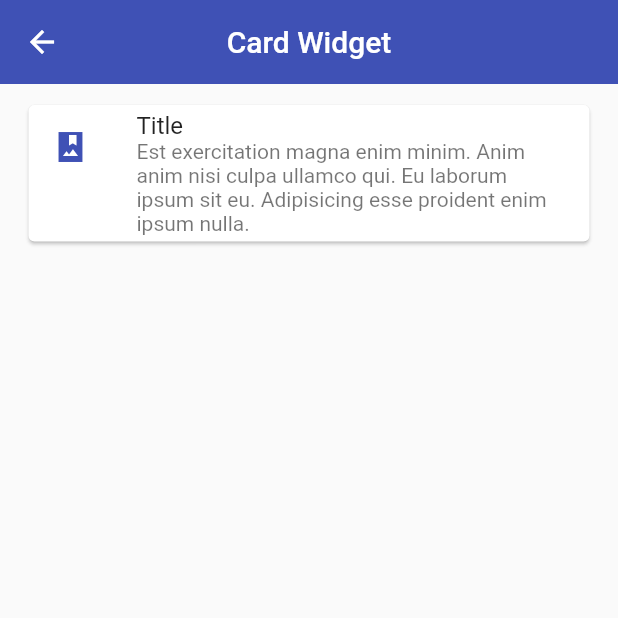
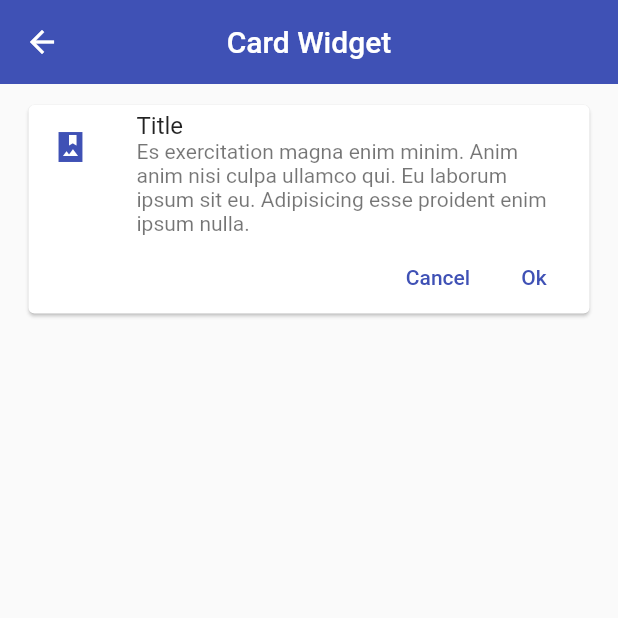
Before and after one commit to andrezffajardo/flutter_components_app, a Flutter app: the CardScreen screen opened by its route, on a phone screen of 412 x 824 dp, the top half of it. Run offline on Flutter 3.47's test engine with Material 2 defaults, Android fonts, the phone set to English and light mode, and no system bars.

Commit message:
create a widget file - custom cards

```diff
--- a/lib/screens/card_screen.dart
+++ b/lib/screens/card_screen.dart
@@ -1,5 +1,5 @@
 import 'package:flutter/material.dart';
-import 'package:flutter_components_app/theme/app_theme.dart';
+import '../widgets/widgets.dart';
 
 class CardScreen extends StatelessWidget {
   const CardScreen({super.key});
@@ -16,17 +16,8 @@ class CardScreen extends StatelessWidget {
             vertical: 10,
           ),
           child: ListView(
-            children: [
-              Card(
-                  child: Column(children: const [
-                ListTile(
-                  leading:
-                      Icon(Icons.photo_album_sharp, color: AppTheme.primary),
-                  title: Text('Title'),
-                  subtitle: Text(
-                      'Est exercitation magna enim minim. Anim anim nisi culpa ullamco qui. Eu laborum ipsum sit eu. Adipisicing esse proident enim ipsum nulla.'),
-                )
-              ]))
+            children: const [
+              CustomCardType1(),
             ],
           ),
         ));
--- a/lib/theme/app_theme.dart
+++ b/lib/theme/app_theme.dart
@@ -12,6 +12,11 @@ class AppTheme {
       color: primary,
       centerTitle: true,
       elevation: 0,
+    ),
+
+    //TextButton Theme
+    textButtonTheme: TextButtonThemeData(
+      style: TextButton.styleFrom(foregroundColor: primary),
     ),
   );
 
--- /dev/null
+++ b/lib/widgets/custom_card_type_1.dart
@@ -0,0 +1,40 @@
+import 'package:flutter/material.dart';
+import '../theme/app_theme.dart';
+
+class CustomCardType1 extends StatelessWidget {
+  const CustomCardType1({
+    Key? key,
+  }) : super(key: key);
+
+  @override
+  Widget build(BuildContext context) {
+    return Card(
+      child: Column(
+        children: [
+          const ListTile(
+            leading: Icon(Icons.photo_album_sharp, color: AppTheme.primary),
+            title: Text('Title'),
+            subtitle: Text(
+                'Es exercitation magna enim minim. Anim anim nisi culpa ullamco qui. Eu laborum ipsum sit eu. Adipisicing esse proident enim ipsum nulla.'),
+          ),
+          Padding(
+            padding: const EdgeInsets.only(right: 5.0),
+            child: Row(
+              mainAxisAlignment: MainAxisAlignment.end,
+              children: [
+                TextButton(
+                  onPressed: () {},
+                  child: const Text('Cancel'),
+                ),
+                TextButton(
+                  onPressed: () {},
+                  child: const Text('Ok'),
+                ),
+              ],
+            ),
+          ),
+        ],
+      ),
+    );
+  }
+}
--- /dev/null
+++ b/lib/widgets/widgets.dart
@@ -0,0 +1 @@
+export 'package:flutter_components_app/widgets/custom_card_type_1.dart';
```
